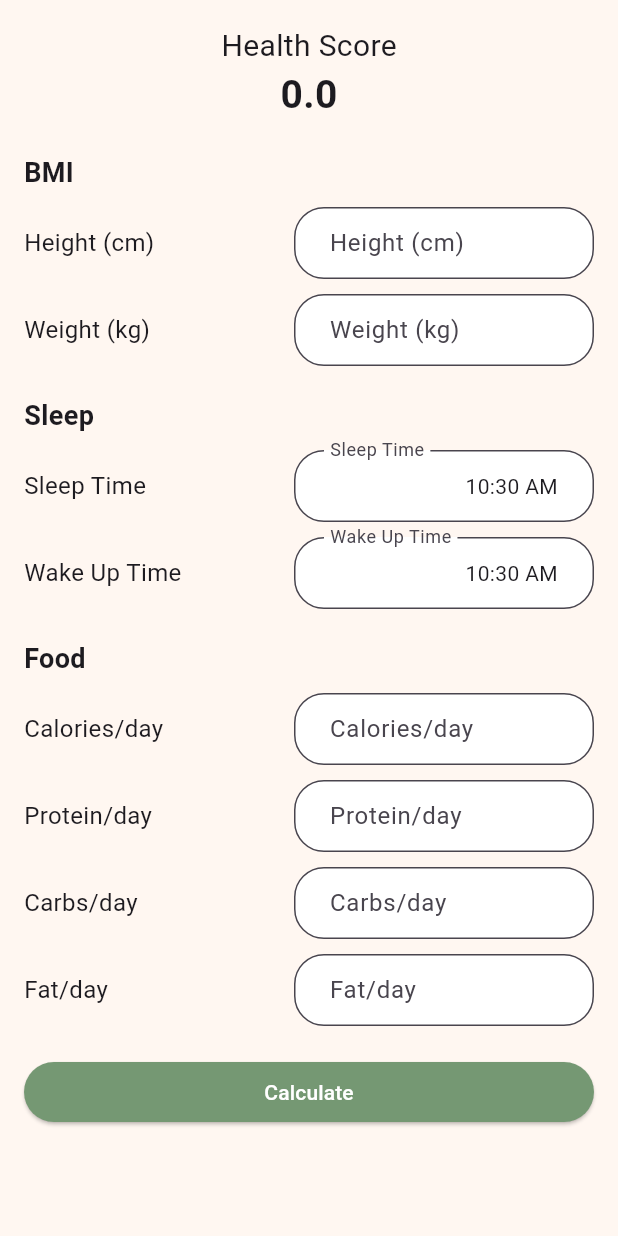
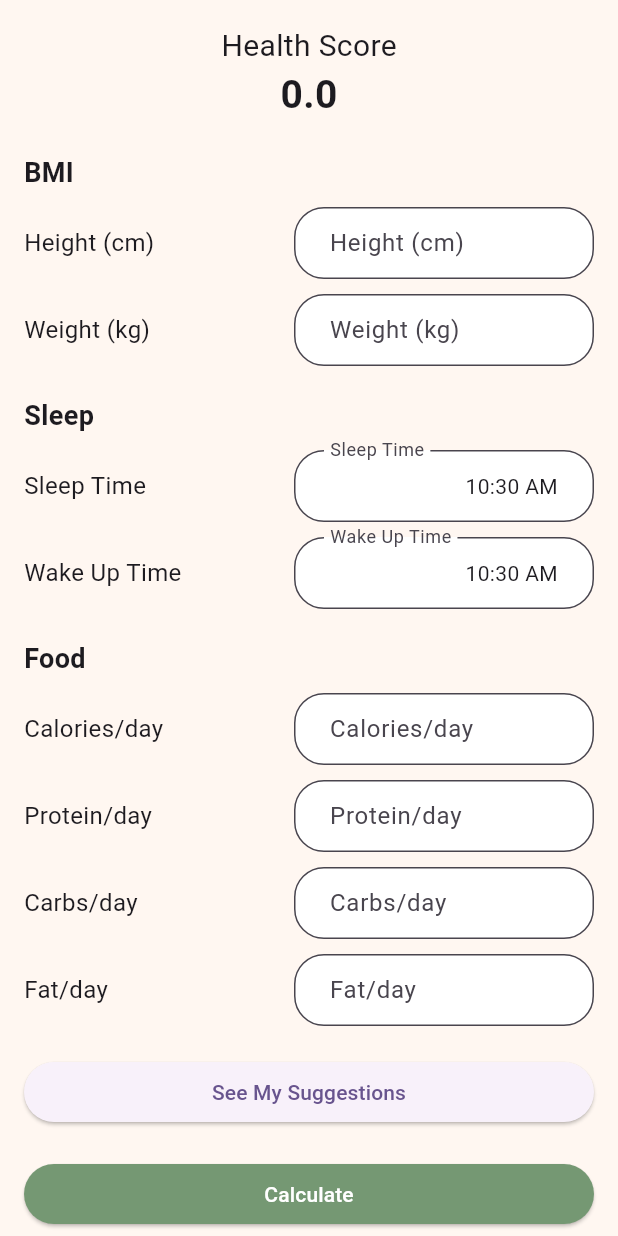
Before and after one commit to tnptnw/Rule-Fit, a Flutter app: the HomePage screen opened directly with empty values, on a phone screen of 412 x 824 dp. Run offline on Flutter 3.47's test engine with Material 3 defaults, Android fonts, the light colour scheme and no system bars; our stand-ins replace shared_preferences; accounts and stored records are empty.

Commit message:
int homepage

```diff
--- a/Frontend/rule_fit/lib/main.dart
+++ b/Frontend/rule_fit/lib/main.dart
@@ -1,7 +1,5 @@
 import 'package:flutter/material.dart';
-import 'package:rule_fit/pages/signup.dart';
 import 'package:rule_fit/pages/login.dart';
-import 'package:rule_fit/pages/home.dart';
 import 'package:rule_fit/auth/auth_provider.dart';
 import 'package:provider/provider.dart';
 
@@ -9,7 +7,7 @@ void main() {
   runApp(
     ChangeNotifierProvider(
       create: (context) => AuthProvider()..loadToken(),
-      child: MyApp(),
+      child: const MyApp(),
     ),
   );
 }
@@ -41,7 +39,7 @@ class MyApp extends StatelessWidget {
           colorScheme: ColorScheme.fromSeed(seedColor: Colors.deepPurple),
           useMaterial3: true,
           scaffoldBackgroundColor: const Color(0xFFFFF7F1)),
-      home: LogInPage(),
+      home: const LogInPage(),
     );
   }
 }
--- a/Frontend/rule_fit/lib/pages/home.dart
+++ b/Frontend/rule_fit/lib/pages/home.dart
@@ -5,7 +5,7 @@ import 'dart:convert';
 class HomePage extends StatefulWidget {
   final String jwtToken;
 
-  HomePage({required this.jwtToken});
+  const HomePage({super.key, required this.jwtToken});
   @override
   _HomePageState createState() => _HomePageState();
 }
@@ -19,8 +19,17 @@ class _HomePageState extends State<HomePage> {
   final TextEditingController _proteinController = TextEditingController();
   final TextEditingController _carbsController = TextEditingController();
   final TextEditingController _fatController = TextEditingController();
-
   double _healthScore = 0.0;
+  bool showInputFields = true;
+  bool suggestionsExpanded = false;
+  bool showSuggestions = false; // Add this line to your state
+  List<Map<String, String>> suggestions = [];
+  String bmiSuggest = "";
+  String sleepSuggest = "";
+  String calorieSuggest = "";
+  String proteinSuggest = "";
+  String carbSuggest = "";
+  String fatSuggest = "";
 
   @override
   void dispose() {
@@ -71,16 +80,24 @@ class _HomePageState extends State<HomePage> {
         },
         body: jsonEncode(formData),
       );
-      print(sleepTime);
-      print(wakeUpTime);
       if (response.statusCode == 200) {
         // Parse the response body
         final responseData = jsonDecode(response.body);
+        // print(responseData);
         setState(() {
-          _healthScore = responseData['totalScore'];
+          _healthScore =
+              (responseData['data']['score']['totalScore'] as num).toDouble();
+          showInputFields = false;
+          bmiSuggest = responseData['data']['suggest']['BMISuggest'];
+          sleepSuggest = responseData['data']['suggest']['sleepSuggest'];
+          calorieSuggest = responseData['data']['suggest']['calorieSuggest'];
+          proteinSuggest = responseData['data']['suggest']['proteinSuggest'];
+          carbSuggest = responseData['data']['suggest']['cabohydrateSuggest'];
+          fatSuggest = responseData['data']['suggest']['fatSuggest'];
+          showSuggestions = true; // Add this line to show suggestions
         });
-        print(responseData);
-        await _fetchHealthScore();
+
+        // await _fetchHealthScore();
       } else {
         // Handle errors
         ScaffoldMessenger.of(context).showSnackBar(
@@ -88,9 +105,7 @@ class _HomePageState extends State<HomePage> {
         );
       }
     } catch (e) {
-      ScaffoldMessenger.of(context).showSnackBar(
-        SnackBar(content: Text('Error: $e')),
-      );
+      print(e);
     }
   }
 
@@ -102,37 +117,16 @@ class _HomePageState extends State<HomePage> {
       ),
       filled: true,
       fillColor: Colors.white,
-      contentPadding: EdgeInsets.symmetric(vertical: 10.0, horizontal: 20.0),
+      contentPadding:
+          const EdgeInsets.symmetric(vertical: 10.0, horizontal: 20.0),
     );
-  }
-
-  Future<void> _fetchHealthScore() async {
-    final url = Uri.parse(
-        'http://localhost:4000/score/getScore'); // Adjust the URL to your backend endpoint
-    try {
-      final response = await http.get(url);
-
-      if (response.statusCode == 200) {
-        final responseData = jsonDecode(response.body);
-        setState(() {
-          _healthScore = responseData['totalScore'];
-          print(responseData);
-        });
-      } else {
-        // Handle error responses
-        print('Failed to fetch health score: ${response.statusCode}');
-      }
-    } catch (e) {
-      // Handle network errors
-      print('Error fetching health score: $e');
-    }
   }
 
   @override
   Widget build(BuildContext context) {
     return Scaffold(
       body: SingleChildScrollView(
-        padding: EdgeInsets.all(16.0),
+        padding: const EdgeInsets.all(16.0),
         child: Column(
           crossAxisAlignment: CrossAxisAlignment.stretch,
           children: [
@@ -140,29 +134,31 @@ class _HomePageState extends State<HomePage> {
             Column(
               crossAxisAlignment: CrossAxisAlignment.center,
               children: [
-                Text(
+                const Text(
                   'Health Score',
                   style:
                       TextStyle(fontSize: 20.0, fontWeight: FontWeight.normal),
                 ),
                 Text(
                   '$_healthScore',
-                  style: TextStyle(fontSize: 26.0, fontWeight: FontWeight.bold),
+                  style: const TextStyle(
+                      fontSize: 26.0, fontWeight: FontWeight.bold),
                 ),
               ],
             ),
-            SizedBox(height: 20.0),
+            if (showInputFields) ...[
+              const SizedBox(height: 20.0),
               // BMI
-            Text(
+              const Text(
                 'BMI',
                 style: TextStyle(fontSize: 18.0, fontWeight: FontWeight.bold),
               ),
-            SizedBox(height: 10.0),
+              const SizedBox(height: 10.0),
               // Height
               Row(
                 mainAxisAlignment: MainAxisAlignment.spaceBetween,
                 children: [
-                Text(
+                  const Text(
                     'Height (cm)',
                     style: TextStyle(fontSize: 16.0),
                   ),
@@ -173,17 +169,17 @@ class _HomePageState extends State<HomePage> {
                       decoration: _buildInputDecoration('Height (cm)'),
                       keyboardType: TextInputType.number,
                       textAlign: TextAlign.end,
-                    style: TextStyle(fontSize: 14.0),
+                      style: const TextStyle(fontSize: 14.0),
                     ),
                   ),
                 ],
               ),
-            SizedBox(height: 10.0),
+              const SizedBox(height: 10.0),
               // Weight
               Row(
                 mainAxisAlignment: MainAxisAlignment.spaceBetween,
                 children: [
-                Text(
+                  const Text(
                     'Weight (kg)',
                     style: TextStyle(fontSize: 16.0),
                   ),
@@ -194,23 +190,23 @@ class _HomePageState extends State<HomePage> {
                       decoration: _buildInputDecoration('Weight (kg)'),
                       keyboardType: TextInputType.number,
                       textAlign: TextAlign.end,
-                    style: TextStyle(fontSize: 14.0),
+                      style: const TextStyle(fontSize: 14.0),
                     ),
                   ),
                 ],
               ),
-            SizedBox(height: 20.0),
+              const SizedBox(height: 20.0),
               // Sleep
-            Text(
+              const Text(
                 'Sleep',
                 style: TextStyle(fontSize: 18.0, fontWeight: FontWeight.bold),
               ),
-            SizedBox(height: 10.0),
+              const SizedBox(height: 10.0),
               // Sleep Time
               Row(
                 mainAxisAlignment: MainAxisAlignment.spaceBetween,
                 children: [
-                Text(
+                  const Text(
                     'Sleep Time',
                     style: TextStyle(fontSize: 16.0),
                   ),
@@ -231,21 +227,21 @@ class _HomePageState extends State<HomePage> {
                       child: InputDecorator(
                         decoration: _buildInputDecoration('Sleep Time'),
                         child: Text(
-                        '${_sleepTime.format(context)}',
+                          _sleepTime.format(context),
                           textAlign: TextAlign.end,
-                        style: TextStyle(fontSize: 14.0),
+                          style: const TextStyle(fontSize: 14.0),
                         ),
                       ),
                     ),
                   ),
                 ],
               ),
-            SizedBox(height: 10.0),
+              const SizedBox(height: 10.0),
               // Wake Up Time
               Row(
                 mainAxisAlignment: MainAxisAlignment.spaceBetween,
                 children: [
-                Text(
+                  const Text(
                     'Wake Up Time',
                     style: TextStyle(fontSize: 16.0),
                   ),
@@ -266,27 +262,27 @@ class _HomePageState extends State<HomePage> {
                       child: InputDecorator(
                         decoration: _buildInputDecoration('Wake Up Time'),
                         child: Text(
-                        '${_wakeUpTime.format(context)}',
+                          _wakeUpTime.format(context),
                           textAlign: TextAlign.end,
-                        style: TextStyle(fontSize: 14.0),
+                          style: const TextStyle(fontSize: 14.0),
                         ),
                       ),
                     ),
                   ),
                 ],
               ),
-            SizedBox(height: 20.0),
+              const SizedBox(height: 20.0),
               // Food
-            Text(
+              const Text(
                 'Food',
                 style: TextStyle(fontSize: 18.0, fontWeight: FontWeight.bold),
               ),
-            SizedBox(height: 10.0),
+              const SizedBox(height: 10.0),
               // Calories
               Row(
                 mainAxisAlignment: MainAxisAlignment.spaceBetween,
                 children: [
-                Text(
+                  const Text(
                     'Calories/day',
                     style: TextStyle(fontSize: 16.0),
                   ),
@@ -297,17 +293,17 @@ class _HomePageState extends State<HomePage> {
                       decoration: _buildInputDecoration('Calories/day'),
                       keyboardType: TextInputType.number,
                       textAlign: TextAlign.end,
-                    style: TextStyle(fontSize: 14.0),
+                      style: const TextStyle(fontSize: 14.0),
                     ),
                   ),
                 ],
               ),
-            SizedBox(height: 10.0),
+              const SizedBox(height: 10.0),
               // Protein
               Row(
                 mainAxisAlignment: MainAxisAlignment.spaceBetween,
                 children: [
-                Text(
+                  const Text(
                     'Protein/day',
                     style: TextStyle(fontSize: 16.0),
                   ),
@@ -318,17 +314,17 @@ class _HomePageState extends State<HomePage> {
                       decoration: _buildInputDecoration('Protein/day'),
                       keyboardType: TextInputType.number,
                       textAlign: TextAlign.end,
-                    style: TextStyle(fontSize: 14.0),
+                      style: const TextStyle(fontSize: 14.0),
                     ),
                   ),
                 ],
               ),
-            SizedBox(height: 10.0),
+              const SizedBox(height: 10.0),
               // Carbs
               Row(
                 mainAxisAlignment: MainAxisAlignment.spaceBetween,
                 children: [
-                Text(
+                  const Text(
                     'Carbs/day',
                     style: TextStyle(fontSize: 16.0),
                   ),
@@ -339,17 +335,17 @@ class _HomePageState extends State<HomePage> {
                       decoration: _buildInputDecoration('Carbs/day'),
                       keyboardType: TextInputType.number,
                       textAlign: TextAlign.end,
-                    style: TextStyle(fontSize: 14.0),
+                      style: const TextStyle(fontSize: 14.0),
                     ),
                   ),
                 ],
               ),
-            SizedBox(height: 10.0),
+              const SizedBox(height: 10.0),
               // Fat
               Row(
                 mainAxisAlignment: MainAxisAlignment.spaceBetween,
                 children: [
-                Text(
+                  const Text(
                     'Fat/day',
                     style: TextStyle(fontSize: 16.0),
                   ),
@@ -360,23 +356,83 @@ class _HomePageState extends State<HomePage> {
                       decoration: _buildInputDecoration('Fat/day'),
                       keyboardType: TextInputType.number,
                       textAlign: TextAlign.end,
-                    style: TextStyle(fontSize: 14.0),
+                      style: const TextStyle(fontSize: 14.0),
                     ),
                   ),
                 ],
               ),
-            SizedBox(height: 20.0),
+              const SizedBox(height: 20.0),
+              // See My Score button
+              ElevatedButton(
+                onPressed: () {
+                  setState(() {
+                    showSuggestions = true;
+                    showInputFields = false;
+                  });
+                },
+                child: const Text('See My Suggestions'),
+              ),
+            ] else if (showSuggestions) ...[
+              // Display suggestions
+              const Text(
+                'BMI Suggestion:',
+                style: TextStyle(fontWeight: FontWeight.bold),
+              ),
+              Text(bmiSuggest),
+              const SizedBox(height: 16.0),
+              const Text(
+                'Sleep Suggestion:',
+                style: TextStyle(fontWeight: FontWeight.bold),
+              ),
+              Text(sleepSuggest),
+              const SizedBox(height: 16.0),
+              const Text(
+                'Calorie Suggestion:',
+                style: TextStyle(fontWeight: FontWeight.bold),
+              ),
+              Text(calorieSuggest),
+              const Text(
+                'Protein Suggestion:',
+                style: TextStyle(fontWeight: FontWeight.bold),
+              ),
+              Text(proteinSuggest),
+              const SizedBox(height: 16.0),
+              const Text(
+                'Carbs Suggestion:',
+                style: TextStyle(fontWeight: FontWeight.bold),
+              ),
+              Text(carbSuggest),
+              const SizedBox(height: 16.0),
+              const Text(
+                'Fat Suggestion:',
+                style: TextStyle(fontWeight: FontWeight.bold),
+              ),
+              Text(fatSuggest),
+              ElevatedButton(
+                onPressed: () {
+                  setState(() {
+                    showInputFields = true; // Switch back to input fields
+                    showSuggestions = false;
+                  });
+                },
+                child: const Text('Go Back'),
+              ),
+            ],
+
+            const SizedBox(height: 20.0),
             // Calculate Button
+            if (showInputFields) ...[
               ElevatedButton(
                 onPressed: _submitForm,
                 style: ElevatedButton.styleFrom(
-                backgroundColor: Color(0xFF759873),
+                  backgroundColor: const Color(0xFF759873),
                 ),
-              child: Text(
+                child: const Text(
                   'Calculate',
                   style: TextStyle(color: Colors.white),
                 ),
               ),
+            ],
           ],
         ),
       ),
```
Also changed, not shown: Frontend/rule_fit/lib/pages/login.dart (+9 -5 lines), Frontend/rule_fit/lib/pages/signup.dart (+8 -6 lines), 1 other file. Lines whose indentation alone changed are shown as unchanged.
